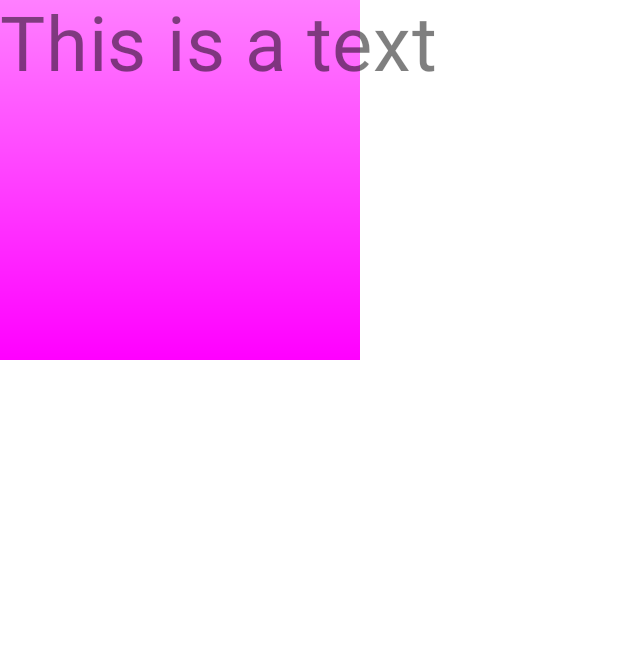
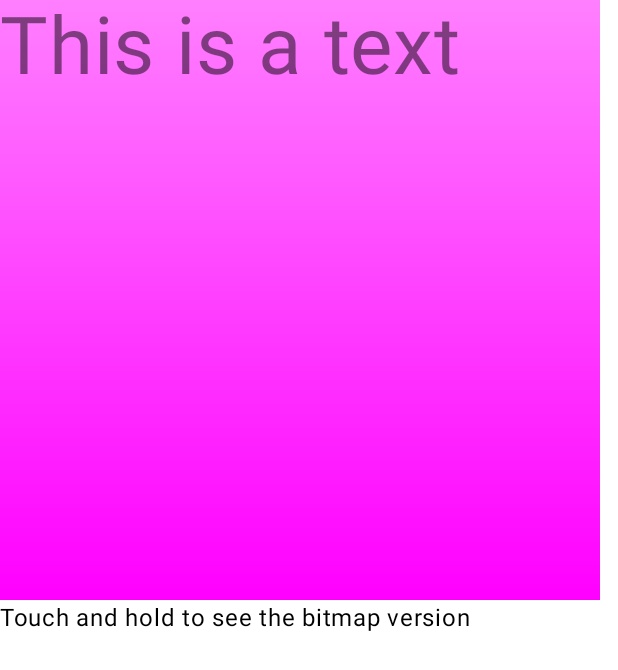
Before and after one commit to esafirm/media3-transformer-demo, an Android app built with Jetpack Compose: the @Preview function GreetingPreview, on a phone screen of 412 x 824 dp. Shown: the top 670 px of the screen. Run offline under Robolectric (Android 15) with nearby library versions, the phone set to English and light mode, and no system bars; network calls fail.

Commit message:
touch to compare

```diff
--- a/app/src/main/java/demo/trasnformer/MainActivity.kt
+++ b/app/src/main/java/demo/trasnformer/MainActivity.kt
@@ -3,6 +3,7 @@ package demo.trasnformer
 import android.annotation.SuppressLint
 import android.app.Application
 import android.content.ContentValues
+import android.graphics.Bitmap
 import android.os.Bundle
 import android.os.Environment
 import android.provider.MediaStore
@@ -11,23 +12,34 @@ import android.widget.Toast
 import androidx.activity.ComponentActivity
 import androidx.activity.compose.setContent
 import androidx.activity.enableEdgeToEdge
+import androidx.compose.foundation.Image
 import androidx.compose.foundation.background
+import androidx.compose.foundation.gestures.detectTapGestures
 import androidx.compose.foundation.layout.Box
 import androidx.compose.foundation.layout.BoxWithConstraints
 import androidx.compose.foundation.layout.Column
 import androidx.compose.foundation.layout.Spacer
 import androidx.compose.foundation.layout.fillMaxSize
+import androidx.compose.foundation.layout.fillMaxWidth
 import androidx.compose.foundation.layout.height
 import androidx.compose.foundation.layout.padding
 import androidx.compose.foundation.layout.width
 import androidx.compose.material3.Button
+import androidx.compose.material3.CircularProgressIndicator
 import androidx.compose.material3.Scaffold
 import androidx.compose.material3.Text
 import androidx.compose.runtime.Composable
+import androidx.compose.runtime.LaunchedEffect
+import androidx.compose.runtime.getValue
+import androidx.compose.runtime.mutableStateOf
+import androidx.compose.runtime.remember
+import androidx.compose.runtime.setValue
 import androidx.compose.ui.Modifier
 import androidx.compose.ui.graphics.Brush
 import androidx.compose.ui.graphics.Color
+import androidx.compose.ui.graphics.asImageBitmap
 import androidx.compose.ui.graphics.toArgb
+import androidx.compose.ui.input.pointer.pointerInput
 import androidx.compose.ui.platform.LocalDensity
 import androidx.compose.ui.tooling.preview.Preview
 import androidx.compose.ui.unit.dp
@@ -40,6 +52,7 @@ import demo.trasnformer.transformer.LayerSize
 import demo.trasnformer.transformer.MediaTransformer
 import demo.trasnformer.transformer.ShapeLayer
 import demo.trasnformer.transformer.TextLayer
+import demo.trasnformer.transformer.toBitmaps
 import demo.trasnformer.transformer.toOverlays
 import demo.trasnformer.ui.theme.DemoTransformerTheme
 import kotlinx.coroutines.Dispatchers
@@ -147,6 +160,7 @@ private fun createLayer(size: Int): LayerConfiguration {
                 text = "This is a text",
                 color = Color.Black.copy(alpha = 0.5f).toArgb(),
                 lineHeight = 100,
+                fontSize = 80
             ),
         )
     )
@@ -154,7 +168,41 @@ private fun createLayer(size: Int): LayerConfiguration {
 
 @Composable
 fun Content(size: Int) {
-    Template(createLayer(size))
+    val layerConfiguration = remember(size) { createLayer(size) }
+    var bitmaps by remember { mutableStateOf<List<Bitmap>>(emptyList()) }
+    var showBitmap by remember { mutableStateOf(false) }
+
+    LaunchedEffect(layerConfiguration) {
+        withContext(Dispatchers.IO) {
+            val frameSize = Size(size, size)
+            bitmaps = layerConfiguration.toBitmaps(frameSize, frameSize)
+        }
+    }
+
+    Column {
+        Box(
+            modifier = Modifier.pointerInput(Unit) {
+                detectTapGestures(
+                    onPress = {
+                        showBitmap = true
+                        awaitRelease()
+                        showBitmap = false
+                    }
+                )
+            }
+        ) {
+            if (showBitmap) {
+                if (bitmaps.isNotEmpty()) {
+                    BitmapTemplate(bitmaps = bitmaps)
+                } else {
+                    CircularProgressIndicator()
+                }
+            } else {
+                Template(layer = layerConfiguration)
+            }
+        }
+        Text("Touch and hold to see the bitmap version")
+    }
 }
 
 @Composable
@@ -174,7 +222,7 @@ fun Template(layer: LayerConfiguration) {
                 }
 
                 is TextLayer -> {
-                    val fontSize = with(LocalDensity.current) { (it.fontSize / fontScale).toSp() }
+                    val fontSize = with(LocalDensity.current) { it.fontSize.toSp() }
                     Text(
                         text = it.text,
                         color = Color(it.color),
@@ -186,10 +234,24 @@ fun Template(layer: LayerConfiguration) {
     }
 }
 
+@Composable
+fun BitmapTemplate(bitmaps: List<Bitmap>) {
+    Box {
+        bitmaps.forEach { bitmap ->
+            Image(
+                bitmap = bitmap.asImageBitmap(),
+                contentDescription = null,
+                modifier = Modifier.fillMaxWidth()
+            )
+        }
+    }
+}
+
+
 @Preview(showBackground = true)
 @Composable
 fun GreetingPreview() {
     DemoTransformerTheme {
-        Content(360)
+        Content(600)
     }
 }
--- a/app/src/main/java/demo/trasnformer/transformer/LayerToOverlay.kt
+++ b/app/src/main/java/demo/trasnformer/transformer/LayerToOverlay.kt
@@ -20,7 +20,7 @@ import androidx.media3.effect.BitmapOverlay
 import androidx.media3.effect.StaticOverlaySettings
 import androidx.media3.effect.TextureOverlay
 import kotlinx.coroutines.CoroutineScope
-import kotlinx.coroutines.Dispatchers.Default
+import kotlinx.coroutines.Dispatchers
 import kotlinx.coroutines.async
 import kotlinx.coroutines.awaitAll
 import kotlinx.coroutines.coroutineScope
@@ -34,7 +34,7 @@ data class LayerConfiguration(val layers: List<Layer>)
 internal suspend fun LayerConfiguration.toOverlays(
     frameSize: Size,
     originalFrameSize: Size,
-): List<TextureOverlay> = Default {
+): List<TextureOverlay> = Dispatchers.Default {
     val scale = max(
         frameSize.width.toFloat() / originalFrameSize.width,
         frameSize.height.toFloat() / originalFrameSize.height
@@ -50,8 +50,17 @@ internal suspend fun LayerConfiguration.toOverlays(
 internal suspend fun LayerConfiguration.toBitmaps(
     frameSize: Size,
     originalFrameSize: Size,
-) {
-
+): List<Bitmap> = Dispatchers.Default {
+    val scale = max(
+        frameSize.width.toFloat() / originalFrameSize.width,
+        frameSize.height.toFloat() / originalFrameSize.height
+    )
+    adjustedLayers(scale).mapParallel { layer ->
+        when (layer) {
+            is ShapeLayer -> layer.toBitmap()
+            is TextLayer -> layer.toBitmap()
+        }
+    }
 }
 
 /**
@@ -80,6 +89,11 @@ private fun LayerConfiguration.adjustedLayers(scale: Float) = layers.map {
 
 @OptIn(UnstableApi::class)
 private fun ShapeLayer.toOverlay(frameSize: Size): TextureOverlay {
+    val bitmap = toBitmap()
+    return createBitmapOverlay(frameSize, offset, bitmap)
+}
+
+private fun ShapeLayer.toBitmap(): Bitmap {
     val layer = this
     val shapeWidth = layer.size.width.toFloat()
     val shapeHeight = layer.size.height.toFloat()
@@ -116,11 +130,16 @@ private fun ShapeLayer.toOverlay(frameSize: Size): TextureOverlay {
         }
     }
     canvas.drawRect(0f, 0f, canvas.width.toFloat(), canvas.height.toFloat(), paint)
-    return createBitmapOverlay(frameSize, offset, bitmap)
+    return bitmap
 }
 
 @OptIn(UnstableApi::class)
 private fun TextLayer.toOverlay(frameSize: Size): TextureOverlay {
+    val bitmap = toBitmap()
+    return createBitmapOverlay(frameSize, offset, bitmap)
+}
+
+private fun TextLayer.toBitmap(): Bitmap {
     val layer = this
     val text = layer.text
     val bitmap = createBitmap(layer.size.width, layer.size.height)
@@ -143,7 +162,7 @@ private fun TextLayer.toOverlay(frameSize: Size): TextureOverlay {
         .build()
     staticLayout.draw(canvas)
 
-    return createBitmapOverlay(frameSize, layer.offset, bitmap)
+    return bitmap
 }
 
 @OptIn(UnstableApi::class)
@@ -160,8 +179,10 @@ private fun createBitmapOverlay(
     )
 
     return BitmapOverlay.createStaticBitmapOverlay(
-        /* overlayBitmap = */ bitmap,
-        /* overlaySettings = */ StaticOverlaySettings.Builder()
+        /* overlayBitmap = */
+        bitmap,
+        /* overlaySettings = */
+        StaticOverlaySettings.Builder()
             .setBackgroundFrameAnchor(anchorX, anchorY)
             .build()
     )
```
